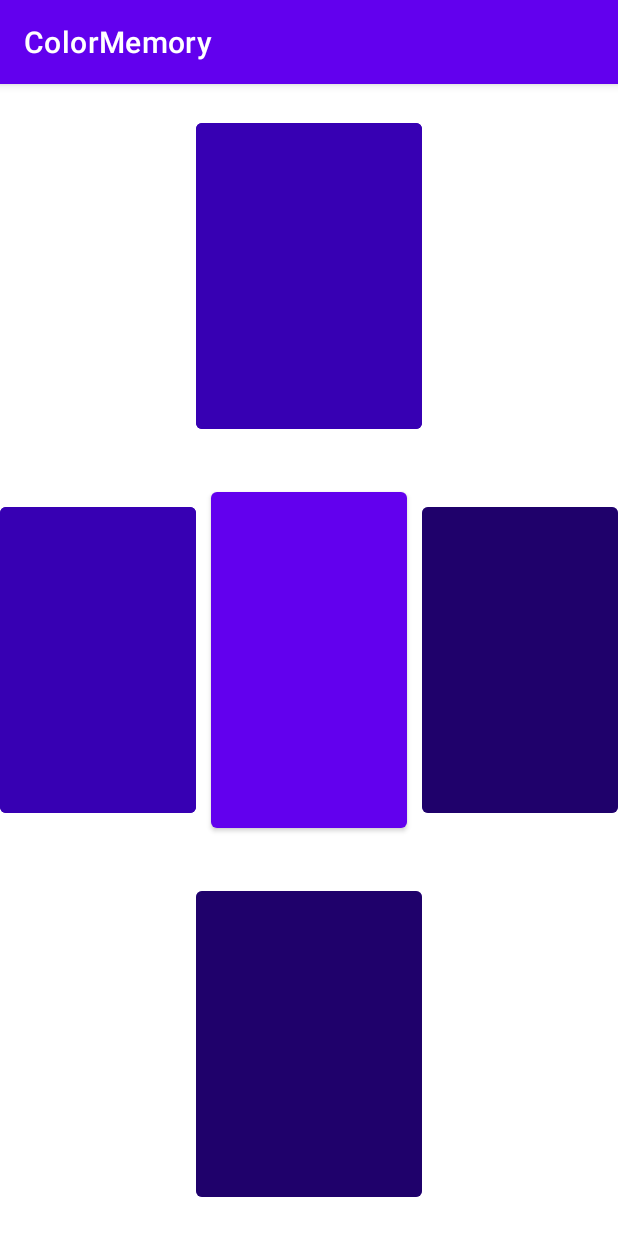
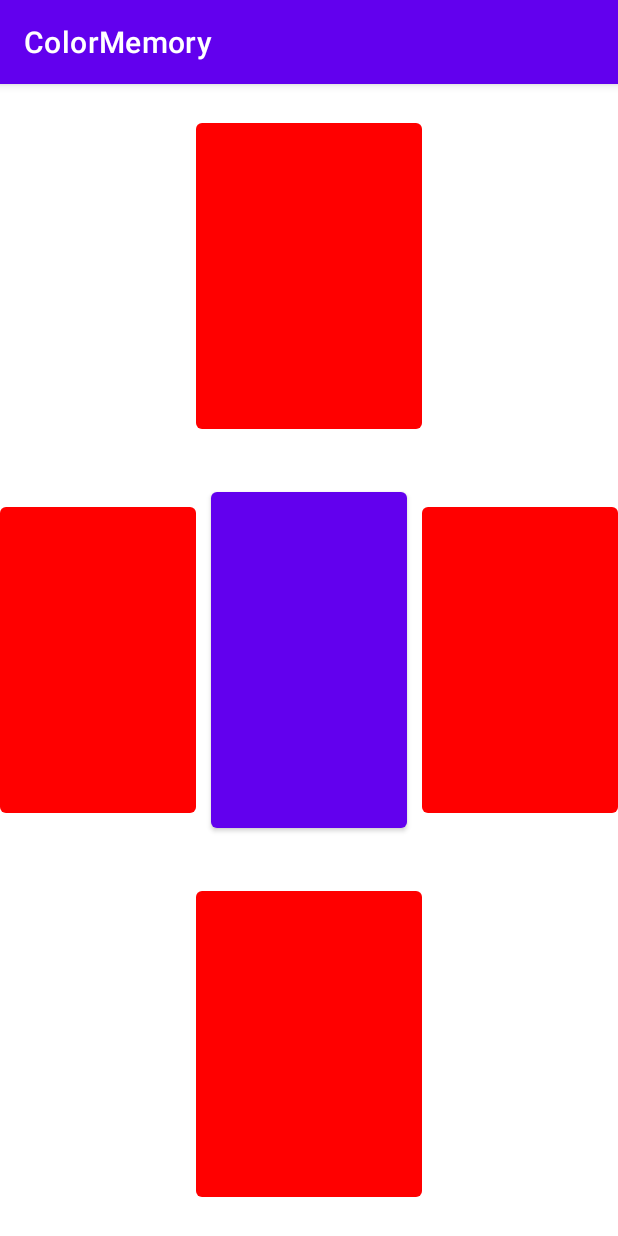
Before and after one commit to NinoLS/projet_color_memory, an Android app: the screen it shows after launch (difficultyStart), after a tap on an icon or button, on a phone screen of 412 x 824 dp. Run offline under Robolectric (Android 15) with nearby library versions, the phone set to English and light mode, and no system bars; 3 other taps on this screen came first.

Commit message:
Modif : colors + success/fail animation (function)

```diff
--- a/app/src/main/java/com/example/colormemory/difficultyStart.java
+++ b/app/src/main/java/com/example/colormemory/difficultyStart.java
@@ -30,6 +30,7 @@ public class difficultyStart extends AppCompatActivity {
      * 3 - chrono ?
      */
 
+    @SuppressLint("ResourceAsColor")
     @Override
     protected void onCreate(Bundle savedInstanceState) {
         super.onCreate(savedInstanceState);
@@ -44,6 +45,11 @@ public class difficultyStart extends AppCompatActivity {
         btns[2] = findViewById(R.id.btn_facile_bas);
         btns[3] = findViewById(R.id.btn_facile_haut);
         //reste...
+
+        for(int b=0;b<btns.length;b++)
+        {
+            btns[b].setBackgroundColor(Color.BLUE);
+        }
         setEnableButtons(btns,false); //activer les boutons
     }
 
@@ -93,18 +99,18 @@ public class difficultyStart extends AppCompatActivity {
                 random_sequence[button_count] = random_index;
             }
 
-            btns[random_sequence[button_count]].setBackgroundColor(Color.RED);
+            btns[random_sequence[button_count]].setBackgroundColor(Color.BLACK);
             btns[random_sequence[button_count]].setText(String.valueOf(button_count+1));
 
             //allumer button
-            new CountDownTimer(1700, 1500) {
+            new CountDownTimer(1500, 1500) {
                 @Override
                 public void onTick(long millisUntilFinished) {
                 }
 
                 @Override
                 public void onFinish() {
-                    btns[random_sequence[button_count]].setBackgroundColor(R.color.purple_700);
+                    btns[random_sequence[button_count]].setBackgroundColor(Color.BLUE);
                     btns[random_sequence[button_count]].setText("");
                     switchOnBouton(view, niveau, manche,button_count+1);
 
@@ -125,11 +131,13 @@ public class difficultyStart extends AppCompatActivity {
                     if(pressed_sequence[pressed_sequence.length-1] != null) //Tout complété
                     {
                         setEnableButtons(btns,false);
-                        if(compareTwoTab(pressed_sequence,random_sequence))
+                        if(compareTwoTab(pressed_sequence,random_sequence)) //si sequence bonne
                         {
                             manche++;
-                            Toast.makeText(difficultyStart.this, "BON!!!", Toast.LENGTH_SHORT).show();
+                            finishManche(true);
                         }
+                        else
+                            finishManche(false);
                     }
                 }
             });
@@ -167,4 +175,34 @@ public class difficultyStart extends AppCompatActivity {
             btns[i].setEnabled(bool);
         }
     }
+
+
+    //FONCTIONS STYLE
+    public void finishManche(boolean success)
+    {
+        new CountDownTimer(500, 500) {
+            @Override
+            public void onTick(long millisUntilFinished) {
+            }
+
+            @SuppressLint("ResourceAsColor")
+            @Override
+            public void onFinish() {
+                for(int b=0;b<btns.length;b++)
+                    btns[b].setBackgroundColor(success?Color.GREEN:Color.RED);
+            }
+        }.start();
+        new CountDownTimer(1500, 1500) {
+            @Override
+            public void onTick(long millisUntilFinished) {
+            }
+
+            @SuppressLint("ResourceAsColor")
+            @Override
+            public void onFinish() {
+                for(int b=0;b<btns.length;b++)
+                    btns[b].setBackgroundColor(Color.BLUE);
+            }
+        }.start();
+    }
 }
--- a/app/src/main/res/layout/activity_difficulty_facile.xml
+++ b/app/src/main/res/layout/activity_difficulty_facile.xml
@@ -22,47 +22,43 @@
             app:layout_column="1"
             app:layout_columnWeight="1"
             app:layout_row="1"
-            app:layout_rowWeight="1" />
+            app:layout_rowWeight="1"/>
 
         <Button
             android:id="@+id/btn_facile_haut"
             android:layout_marginTop="20dp"
             android:layout_marginBottom="20dp"
-            android:backgroundTint="@color/purple_700"
             app:layout_column="1"
             app:layout_columnWeight="1"
             app:layout_row="0"
-            app:layout_rowWeight="1" />
+            app:layout_rowWeight="1"/>
 
         <Button
             android:id="@+id/btn_facile_gauche"
             android:layout_marginTop="20dp"
             android:layout_marginBottom="20dp"
-            android:backgroundTint="@color/purple_700"
             app:layout_column="0"
             app:layout_columnWeight="1"
             app:layout_row="1"
-            app:layout_rowWeight="1" />
+            app:layout_rowWeight="1"/>
 
         <Button
             android:id="@+id/btn_facile_droit"
             android:layout_marginTop="20dp"
             android:layout_marginBottom="20dp"
-            android:backgroundTint="@color/purple_700"
             app:layout_column="2"
             app:layout_columnWeight="1"
             app:layout_row="1"
-            app:layout_rowWeight="1" />
+            app:layout_rowWeight="1"/>
 
         <Button
             android:id="@+id/btn_facile_bas"
             android:layout_marginTop="20dp"
             android:layout_marginBottom="20dp"
-            android:backgroundTint="@color/purple_700"
             app:layout_column="1"
             app:layout_columnWeight="1"
             app:layout_row="2"
-            app:layout_rowWeight="1" />
+            app:layout_rowWeight="1"/>
 
 
     </androidx.gridlayout.widget.GridLayout>
```
